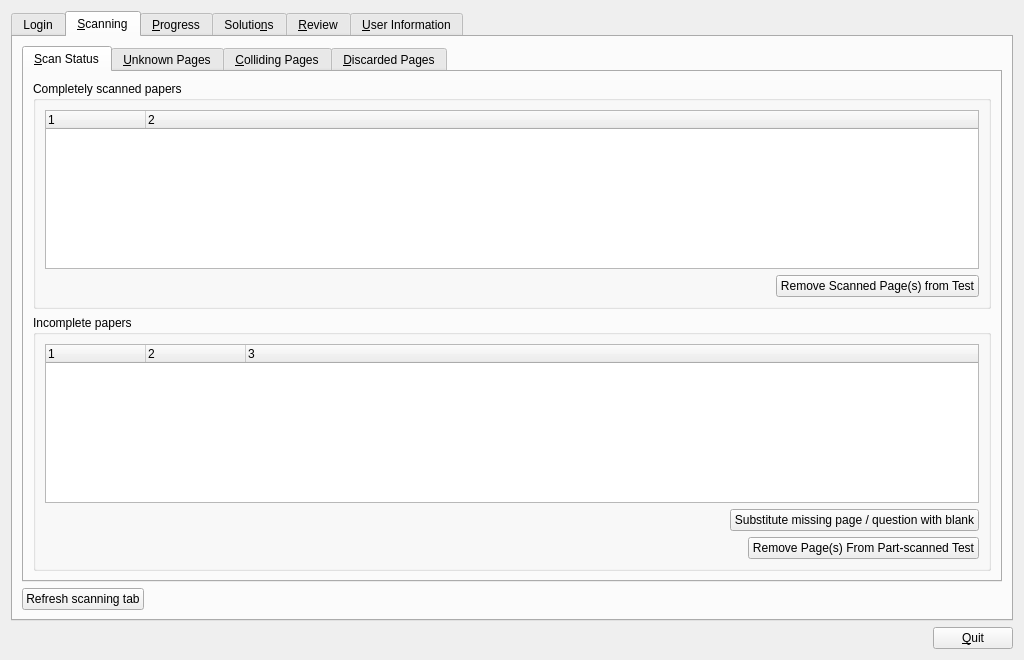
Above: qtCreatorFiles/ui_manager.ui from plomgrading/plom before the change. Below: the same form after it.
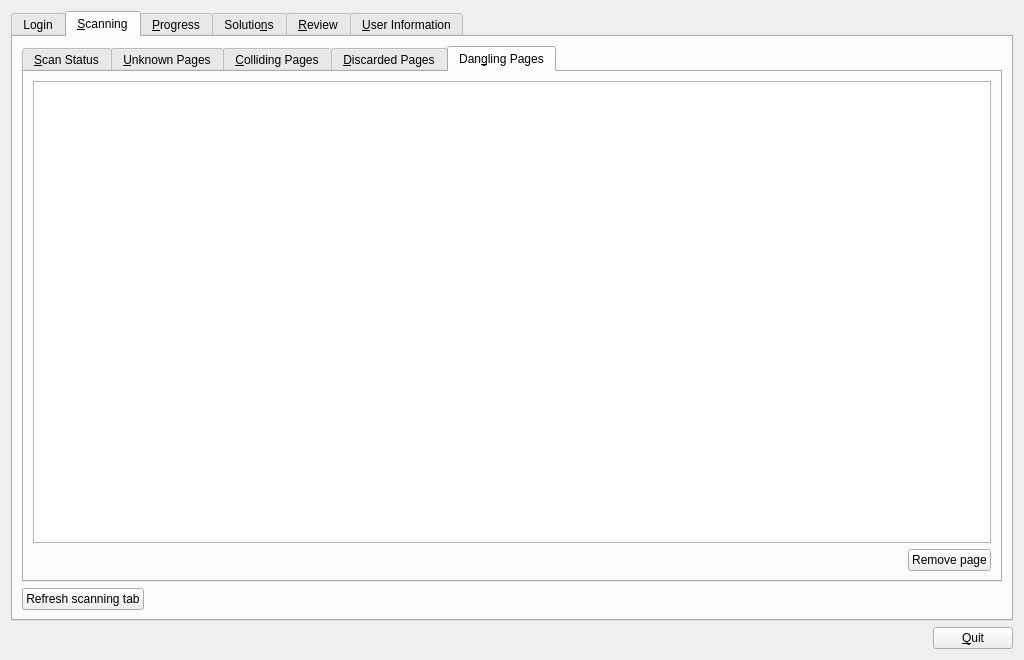
That is the form after the change. The open tabs and pages were chosen to show the change.

Commit message: Wiring dangling pages into manager

What changed in the file:
```diff
--- a/qtCreatorFiles/ui_manager.ui
+++ b/qtCreatorFiles/ui_manager.ui
@@ -530,6 +530,44 @@
            </item>
           </layout>
          </widget>
+         <widget class="QWidget" name="dangleTab">
+          <attribute name="title">
+           <string>Dan&amp;gling Pages</string>
+          </attribute>
+          <layout class="QVBoxLayout" name="verticalLayout_30">
+           <item>
+            <widget class="QTableView" name="danglingTV">
+             <property name="editTriggers">
+              <set>QAbstractItemView::NoEditTriggers</set>
+             </property>
+            </widget>
+           </item>
+           <item>
+            <layout class="QHBoxLayout" name="horizontalLayout_22">
+             <item>
+              <spacer name="horizontalSpacer_16">
+               <property name="orientation">
+                <enum>Qt::Horizontal</enum>
+               </property>
+               <property name="sizeHint" stdset="0">
+                <size>
+                 <width>40</width>
+                 <height>20</height>
+                </size>
+               </property>
+              </spacer>
+             </item>
+             <item>
+              <widget class="QPushButton" name="pushButton">
+               <property name="text">
+                <string>Remove page</string>
+               </property>
+              </widget>
+             </item>
+            </layout>
+           </item>
+          </layout>
+         </widget>
         </widget>
        </item>
        <item>
```
Left out of the diff: 6 changed lines with no effect on the pictures. The commit also changes 2 other files.
